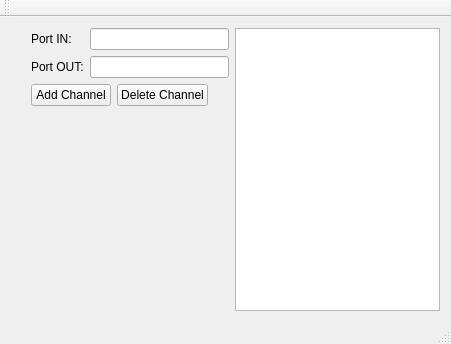
Before: the Qt Designer form Server/gui.ui in Ernyoke/Allamvizsga, drawn with Qt 5.
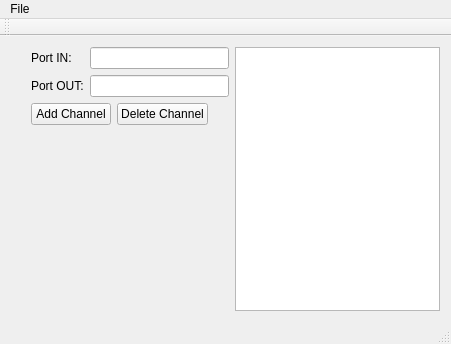
After: the same form once the commit is applied.

The edit to the form file:
```diff
--- a/Server/gui.ui
+++ b/Server/gui.ui
@@ -150,6 +150,15 @@
      <height>21</height>
     </rect>
    </property>
+   <widget class="QMenu" name="menuFile">
+    <property name="title">
+     <string>File</string>
+    </property>
+    <addaction name="actionConnected_Clients"/>
+    <addaction name="separator"/>
+    <addaction name="actionStop_server_and_Exit"/>
+   </widget>
+   <addaction name="menuFile"/>
   </widget>
   <widget class="QToolBar" name="mainToolBar">
    <attribute name="toolBarArea">
```
Left out of the diff: 10 changed lines with no effect on the pictures.
